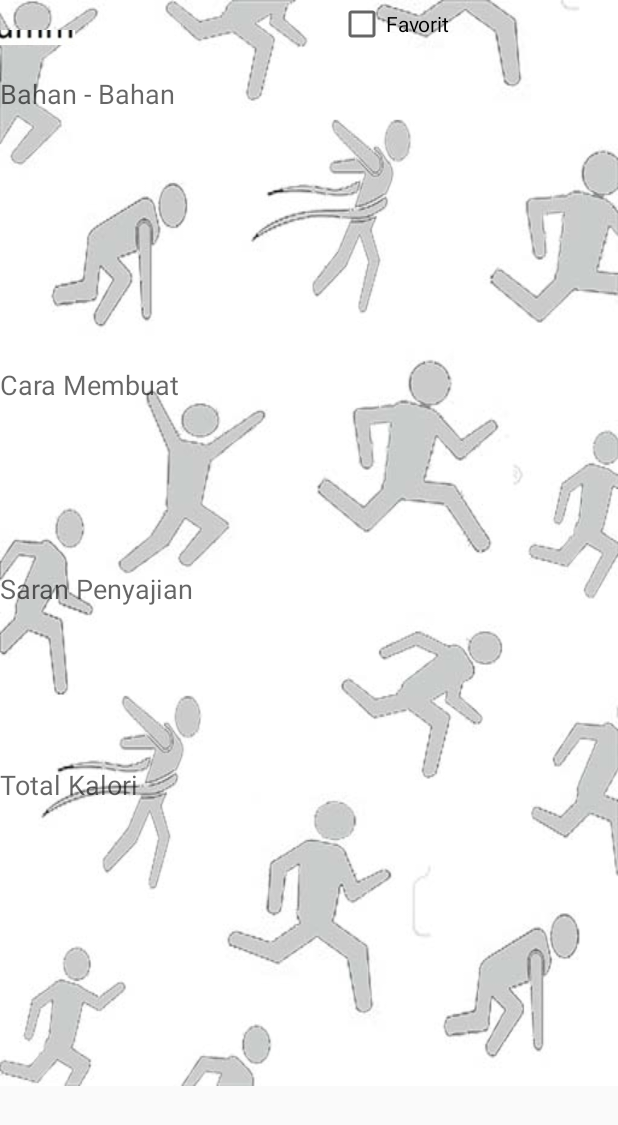
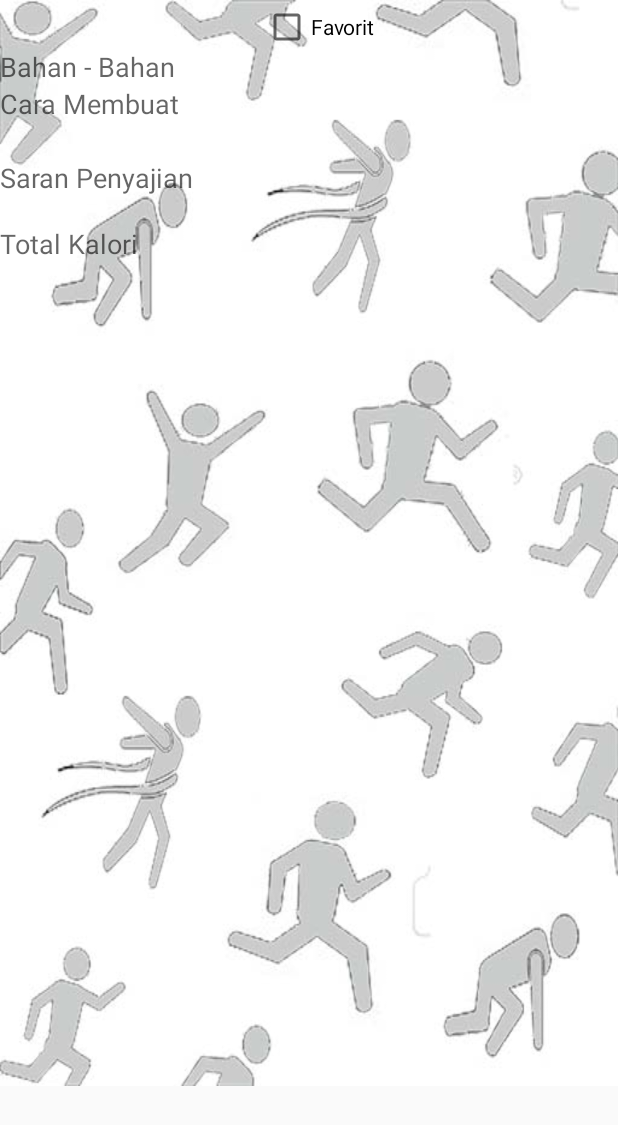
Before and after one commit to wahyuoi/HidupSehat, an Android app: the DisplayResep screen opened directly, with no data from a screen before it, on a phone screen of 412 x 824 dp. Shown: the top 1125 px of the screen. Run offline under Robolectric (Android 15) with nearby library versions, the phone set to English and light mode, and no system bars; 5 statements that could not run were skipped.

Commit message:
resep view fix

```diff
--- a/app/src/main/res/layout/detil_resep.xml
+++ b/app/src/main/res/layout/detil_resep.xml
@@ -5,12 +5,15 @@
     android:background="@drawable/background">
 
 
-<RelativeLayout
+<LinearLayout
+    android:orientation="vertical"
     android:layout_width="match_parent"
     android:layout_height="wrap_content">
 
-
-
+    <LinearLayout
+        android:layout_width="wrap_content"
+        android:layout_height="wrap_content"
+        android:orientation="horizontal">
         <TextView
             android:layout_width="175dp"
             android:layout_height="wrap_content"
@@ -21,16 +24,6 @@
             android:layout_toRightOf="@+id/gambar_resep_makanan" />
 
 
-
-    <ImageView
-        android:layout_width="50dp"
-        android:layout_height="50dp"
-        android:id="@+id/gambar_resep_makanan"
-        android:layout_alignParentTop="true"
-        android:layout_alignParentLeft="true"
-        android:layout_alignParentStart="true"
-        android:src="@drawable/gambar_dummy" />
-
         <CheckBox
             android:layout_width="wrap_content"
             android:layout_height="wrap_content"
@@ -40,6 +33,9 @@
             android:layout_toRightOf="@+id/nama_resep_makanan"
             android:layout_toEndOf="@+id/nama_resep_makanan"
             android:checked="false" />
+        </LinearLayout>
+
+
 
     <LinearLayout
         android:orientation="vertical"
@@ -48,7 +44,8 @@
         android:layout_below="@+id/gambar_resep_makanan"
         android:layout_alignParentLeft="true"
         android:layout_alignParentStart="true"
-        android:weightSum="1">
+        android:weightSum="1"
+        android:id="@+id/linearLayout">
 
         <TextView
             android:layout_width="wrap_content"
@@ -59,7 +56,7 @@
 
         <ListView
             android:layout_width="match_parent"
-            android:layout_height="169dp"
+            android:layout_height="wrap_content"
             android:id="@+id/bahan_bahan" />
 
         <TextView
@@ -71,7 +68,7 @@
 
         <TextView
             android:layout_width="match_parent"
-            android:layout_height="111dp"
+            android:layout_height="wrap_content"
             android:textAppearance="?android:attr/textAppearanceMedium"
             android:id="@+id/cara_membuat" />
 
@@ -85,7 +82,7 @@
 
         <TextView
             android:layout_width="match_parent"
-            android:layout_height="106dp"
+            android:layout_height="wrap_content"
             android:textAppearance="?android:attr/textAppearanceSmall"
             android:text="Small Text"
             android:id="@+id/saran_penyajian" />
@@ -107,6 +104,14 @@
 
     </LinearLayout>
 
+    <LinearLayout
+        android:orientation="horizontal"
+        android:layout_width="fill_parent"
+        android:layout_height="fill_parent"
+        android:layout_above="@+id/linearLayout"
+        android:layout_alignParentLeft="true"
+        android:layout_alignParentStart="true"></LinearLayout>
 
-</RelativeLayout>
+
+</LinearLayout>
 </ScrollView>
```
Lines whose indentation alone changed are shown as unchanged.
